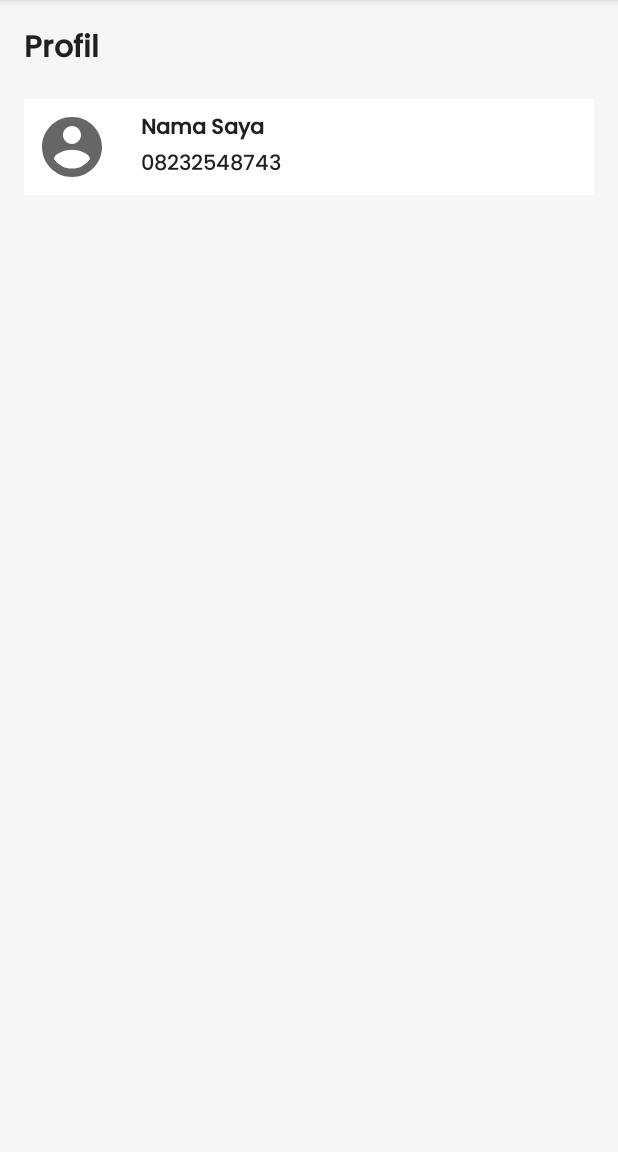
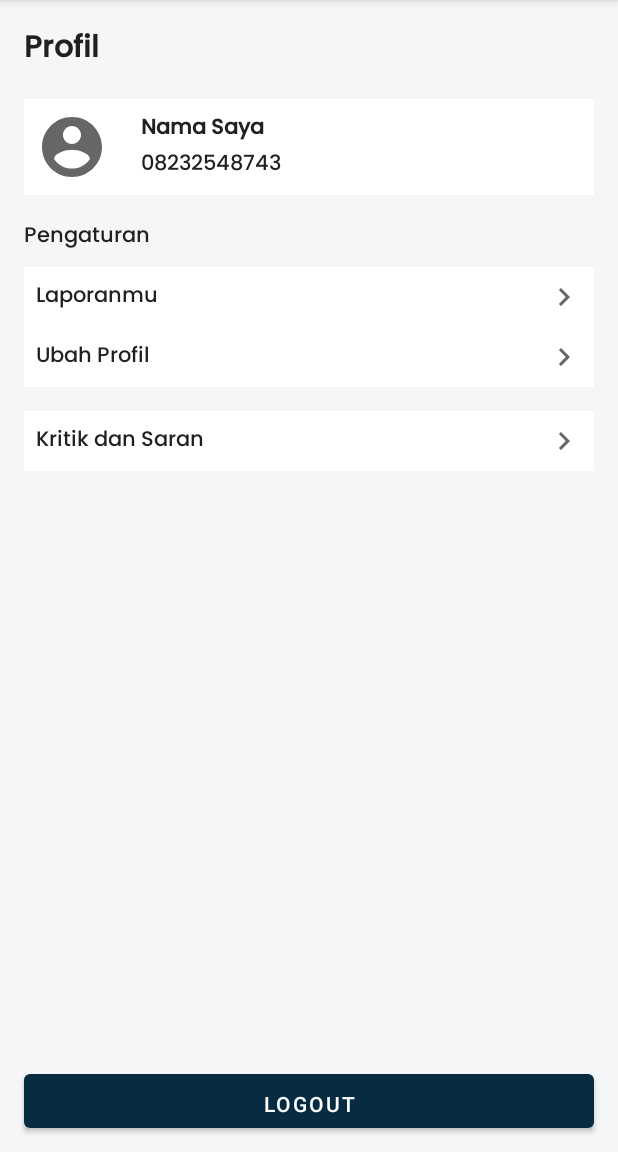
Before and after one commit to rofiulkhasanah/INERTIA, an Android app: the fragment ProfileFragment shown on its own in the app's theme, on a phone screen of 412 x 824 dp, the part 84-1236 px from its top. Run offline under Robolectric (Android 15) with nearby library versions, the phone set to English and light mode, and no system bars; our stand-ins replace CircleImageView; Roboto replaces fonts that are not available here.

Commit message:
profil selesai

```diff
--- /dev/null
+++ b/app/src/main/res/drawable/ic_baseline_keyboard_arrow_right_24.xml
@@ -0,0 +1,10 @@
+<vector xmlns:android="http://schemas.android.com/apk/res/android"
+    android:width="24dp"
+    android:height="24dp"
+    android:viewportWidth="24"
+    android:viewportHeight="24"
+    android:tint="?attr/colorControlNormal">
+  <path
+      android:fillColor="@android:color/white"
+      android:pathData="M8.59,16.59L13.17,12 8.59,7.41 10,6l6,6 -6,6 -1.41,-1.41z"/>
+</vector>
--- a/app/src/main/res/layout/fragment_profile.xml
+++ b/app/src/main/res/layout/fragment_profile.xml
@@ -9,57 +9,123 @@
 
     <TextView
         android:id="@+id/profile_label"
+        style="@style/Text.Title"
         android:layout_width="wrap_content"
         android:layout_height="wrap_content"
+        android:layout_marginStart="16dp"
+        android:layout_marginTop="16dp"
         android:text="@string/profil"
-        android:layout_marginTop="16dp"
-        style="@style/Text.Title"
         android:textColor="@color/black"
-        android:layout_marginStart="16dp"
         app:layout_constraintStart_toStartOf="parent"
         app:layout_constraintTop_toTopOf="parent" />
 
     <LinearLayout
-        android:background="@color/white"
+        android:id="@+id/profil_container"
         android:layout_width="match_parent"
         android:layout_height="64dp"
+        android:layout_marginHorizontal="16dp"
         android:layout_marginTop="16dp"
-        android:layout_marginHorizontal="16dp"
+        android:background="@color/white"
+        android:gravity="center_vertical"
         android:padding="8dp"
-        android:gravity="center_vertical"
-        app:layout_constraintTop_toBottomOf="@id/profile_label"
         app:layout_constraintEnd_toEndOf="parent"
-        app:layout_constraintStart_toStartOf="parent">
+        app:layout_constraintStart_toStartOf="parent"
+        app:layout_constraintTop_toBottomOf="@id/profile_label">
 
         <com.google.android.material.imageview.ShapeableImageView
             android:layout_width="48dp"
             android:layout_height="48dp"
             android:src="@drawable/ic_baseline_account_circle_24"
-            app:shapeAppearanceOverlay="@style/CircleImageView"/>
+            app:shapeAppearanceOverlay="@style/CircleImageView" />
 
         <LinearLayout
             android:layout_width="match_parent"
             android:layout_height="wrap_content"
             android:layout_marginStart="22dp"
             android:orientation="vertical">
+
             <TextView
+                android:id="@+id/tv_user_nama"
+                style="@style/Text.Body"
                 android:layout_width="wrap_content"
                 android:layout_height="wrap_content"
                 android:text="@string/nama"
-                style="@style/Text.Body"
-                android:textStyle="bold"
-                android:id="@+id/tv_user_nama"/>
+                android:textStyle="bold" />
 
             <TextView
+                android:id="@+id/tv_user_no_hp"
+                style="@style/Text.Body"
                 android:layout_width="wrap_content"
                 android:layout_height="wrap_content"
-                android:text="@string/nohp"
-                style="@style/Text.Body"
-                android:id="@+id/tv_user_no_hp"/>
+                android:text="@string/nohp" />
 
         </LinearLayout>
     </LinearLayout>
 
+    <TextView
+        android:id="@+id/pengaturan_label"
+        style="@style/Text.Body"
+        android:layout_width="match_parent"
+        android:layout_height="wrap_content"
+        android:layout_marginHorizontal="16dp"
+        android:layout_marginTop="16dp"
+        android:text="@string/pengaturan"
+        app:layout_constraintEnd_toEndOf="parent"
+        app:layout_constraintStart_toStartOf="parent"
+        app:layout_constraintTop_toBottomOf="@id/profil_container" />
+
+    <TextView
+        android:id="@+id/txt_laporanmu"
+        style="@style/Text.Body"
+        android:layout_width="match_parent"
+        android:layout_height="wrap_content"
+        android:layout_marginHorizontal="16dp"
+        android:layout_marginTop="8dp"
+        android:background="@color/white"
+        android:padding="8dp"
+        android:text="@string/laporanmu"
+        app:drawableEndCompat="@drawable/ic_baseline_keyboard_arrow_right_24"
+        app:layout_constraintEnd_toEndOf="parent"
+        app:layout_constraintStart_toStartOf="parent"
+        app:layout_constraintTop_toBottomOf="@+id/pengaturan_label" />
+
+    <TextView
+        android:id="@+id/textView4"
+        style="@style/Text.Body"
+        android:layout_width="match_parent"
+        android:layout_height="wrap_content"
+        android:layout_marginHorizontal="16dp"
+        android:background="@color/white"
+        android:padding="8dp"
+        android:text="@string/ubah_profil"
+        app:drawableEndCompat="@drawable/ic_baseline_keyboard_arrow_right_24"
+        app:layout_constraintEnd_toEndOf="parent"
+        app:layout_constraintStart_toStartOf="parent"
+        app:layout_constraintTop_toBottomOf="@+id/txt_laporanmu" />
+
+    <TextView
+        android:id="@+id/txt_kritik_saran"
+        style="@style/Text.Body"
+        android:layout_width="match_parent"
+        android:layout_height="wrap_content"
+        android:layout_marginHorizontal="16dp"
+        android:layout_marginTop="16dp"
+        android:background="@color/white"
+        android:padding="8dp"
+        android:text="@string/kritik_saran"
+        app:drawableEndCompat="@drawable/ic_baseline_keyboard_arrow_right_24"
+        app:layout_constraintEnd_toEndOf="parent"
+        app:layout_constraintStart_toStartOf="parent"
+        app:layout_constraintTop_toBottomOf="@+id/textView4" />
+
+    <Button
+        android:id="@+id/button"
+        android:layout_width="match_parent"
+        android:layout_height="36dp"
+        android:layout_margin="16dp"
+        android:background="@drawable/button_bg"
+        android:text="@string/logout"
+        app:layout_constraintBottom_toBottomOf="parent" />
 
 
 </androidx.constraintlayout.widget.ConstraintLayout>
--- a/app/src/main/res/values/strings.xml
+++ b/app/src/main/res/values/strings.xml
@@ -31,4 +31,9 @@
     <string name="profil">Profil</string>
     <string name="nama">Nama Saya</string>
     <string name="nohp">08232548743</string>
+    <string name="pengaturan">Pengaturan</string>
+    <string name="laporanmu">Laporanmu</string>
+    <string name="ubah_profil">Ubah Profil</string>
+    <string name="kritik_saran">Kritik dan Saran</string>
+    <string name="logout">Logout</string>
 </resources>
```
